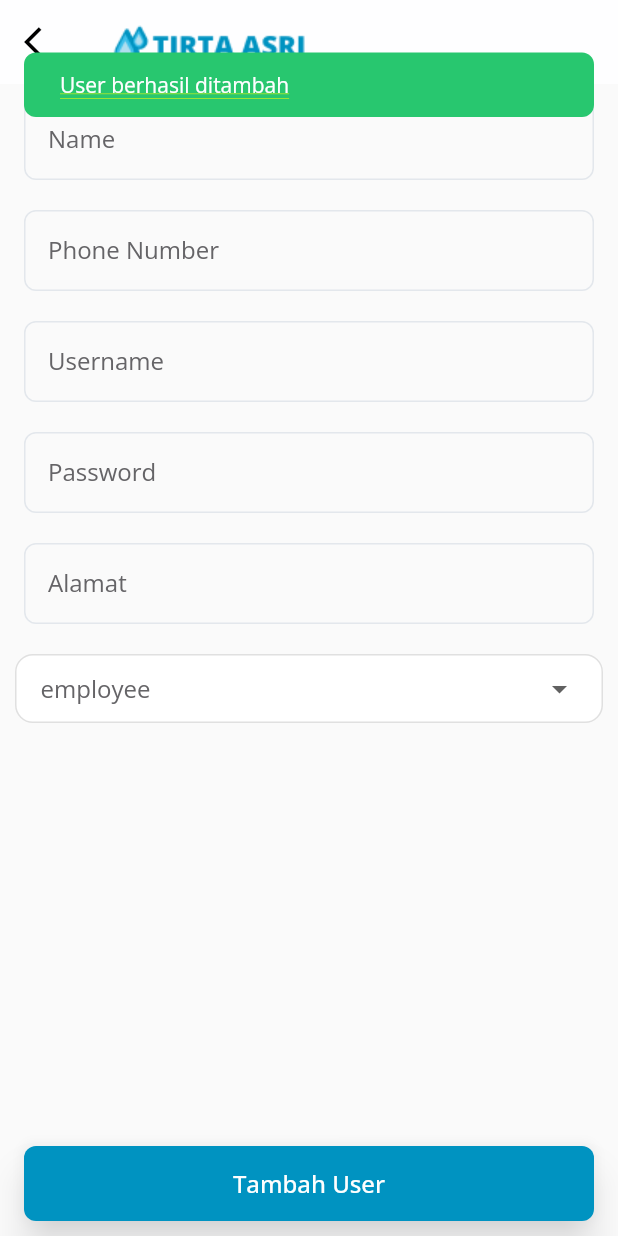
After one commit to waahyuudev/tirtaasri-app, a Flutter app: the AddUserPage screen opened directly, after a tap on "Tambah User", on a phone screen of 412 x 824 dp. The commit adds this screen. Run offline on Flutter 3.47's test engine with Material 2 defaults, Android fonts, the phone set to English and light mode, and no system bars; our stand-ins replace firebase_core, firebase_database, firebase_messaging, flutter_svg, fluttertoast, google_fonts and 5 more; accounts and stored records are empty.

Commit message:
fixing login

```diff
--- a/lib/components/data_user.dart
+++ b/lib/components/data_user.dart
@@ -24,7 +24,7 @@ class _DataUsersState extends State<DataUsers> {
   final DatabaseReference _ref = FirebaseDatabase.instance.ref();
 
   void _getData() async {
-    final snpUsers = await _ref.child('users/').get();
+    final snpUsers = await _ref.child('user/').get();
     setState(() {
       if (snpUsers.exists) {
         _listData = jsonDecode(jsonEncode(snpUsers.value));
--- a/lib/pages/login_page.dart
+++ b/lib/pages/login_page.dart
@@ -4,6 +4,7 @@ import 'package:firebase_database/firebase_database.dart';
 import 'package:flutter/material.dart';
 import 'package:flutter_svg/flutter_svg.dart';
 import 'package:tirtaasri_app/components/custom_button.dart';
+import 'package:tirtaasri_app/components/custom_dialog.dart';
 import 'package:tirtaasri_app/components/custom_input_text.dart';
 import 'package:tirtaasri_app/pages/agent/home_agent.dart';
 import 'package:tirtaasri_app/pages/employee/home_employee.dart';
@@ -26,65 +27,64 @@ class _LoginPageState extends State<LoginPage> {
   TextEditingController usernameController = TextEditingController(text: '');
   TextEditingController passwordController = TextEditingController(text: '');
   final DatabaseReference _ref = FirebaseDatabase.instance.ref();
-  List<dynamic>? listUser;
 
-  void _getUser() async {
-    final snapshot = await _ref.child('users/').get();
-    if (snapshot.exists) {
-      listUser = jsonDecode(jsonEncode(snapshot.value));
-      debugPrint("username ${listUser?[0]['username']}");
-    } else {
-      debugPrint("user not found");
-    }
+  void queryData({required Function(dynamic) user}) async {
+    String name = usernameController.text;
+    String password = passwordController.text;
+    final snapshot = await _ref.child('user/').get();
+    Map<Object?, Object?> userData = snapshot.value as Map<Object?, Object?>;
+    Map<dynamic, dynamic>? userFound;
+    userData.forEach((key, value) {
+      final user = value as Map<dynamic, dynamic>;
+      if (user["username"] == name) {
+        if (user["password"] == password) {
+          userFound = user;
+        }
+      }
+    });
+    user(userFound);
   }
 
-  void _validateUser() {
-    if (listUser != null) {
-      String username = usernameController.text;
-      String password = passwordController.text;
-      var user = listUser
-          ?.where((element) =>
-              element['username'] == username &&
-              element['password'] == password)
-          .first;
-      int? indexUser = listUser?.indexOf(user, 0);
-
-      PreferencesUtil.setInt(
-          Strings.kUserId, (indexUser == null) ? 0 : indexUser);
-
-      if (user != null) {
-        if (user['role'] == User.owner.name) {
+  void _validateLogin() {
+    queryData(user: (userFound) {
+      if (userFound != null) {
+        if (userFound!['role'] == User.owner.name) {
           // owner
           CustomNavigation.pushAndRemoveUntil(
               context: context,
               destination: HomeOwner(
-                user: user,
+                user: userFound,
               ));
-        } else if (user['role'] == User.agent.name) {
+        } else if (userFound!['role'] == User.agent.name) {
           // agent
           CustomNavigation.pushAndRemoveUntil(
               context: context,
               destination: HomeAgent(
-                user: user,
+                user: userFound,
               ));
         } else {
           // employee
           CustomNavigation.pushAndRemoveUntil(
               context: context,
               destination: HomeEmployee(
-                user: user,
+                user: userFound,
               ));
         }
-        PreferencesUtil.setString(Strings.kUserLogin, jsonEncode(user));
+        PreferencesUtil.setString(Strings.kUserLogin, jsonEncode(userFound));
+      } else {
+        CustomDialog(
+            title: 'Gagal Login',
+            description: 'Username/Password tidak sesuai',
+            textButton: 'OK',
+            onOkButtonPressed: () {
+              Navigator.pop(context);
+            }).show(context);
       }
-    } else {
-      debugPrint("data not found");
-    }
+    });
   }
 
   @override
   void initState() {
-    _getUser();
     super.initState();
   }
 
@@ -124,7 +124,7 @@ class _LoginPageState extends State<LoginPage> {
             margin: const EdgeInsets.symmetric(horizontal: 16, vertical: 10),
             child: CustomButtonElevation(
                 onPressed: () {
-                  _validateUser();
+                  _validateLogin();
                 },
                 width: double.infinity,
                 textColor: AppColors.white100,
--- /dev/null
+++ b/lib/pages/owner/add_user_page.dart
@@ -0,0 +1,127 @@
+import 'dart:convert';
+
+import 'package:firebase_database/firebase_database.dart';
+import 'package:flutter/material.dart';
+import 'package:tirtaasri_app/components/custom_appbar.dart';
+import 'package:tirtaasri_app/pages/owner/components/custom_dropdown.dart';
+import 'package:tirtaasri_app/pages/owner/home_owner.dart';
+
+import '../../components/custom_button.dart';
+import '../../components/custom_input_text.dart';
+import '../../theme/colors.dart';
+import '../../utils/navigation.dart';
+import '../../utils/preferences_util.dart';
+import '../../utils/strings.dart';
+import '../../utils/toast.dart';
+
+class AddUserPage extends StatefulWidget {
+  const AddUserPage({super.key});
+
+  @override
+  State<AddUserPage> createState() => _AddUserPageState();
+}
+
+class _AddUserPageState extends State<AddUserPage> {
+  TextEditingController nameController = TextEditingController(text: '');
+  TextEditingController addressController = TextEditingController(text: '');
+  TextEditingController phoneNumberController = TextEditingController(text: '');
+  TextEditingController usernameController = TextEditingController(text: '');
+  TextEditingController passwordController = TextEditingController(text: '');
+  String role = "";
+
+  void addUser() {
+    final ref = FirebaseDatabase.instance.ref();
+    var request = {
+      "name": nameController.text,
+      "username": usernameController.text,
+      "password": passwordController.text,
+      "phoneNumber": phoneNumberController.text,
+      "address": addressController.text,
+      "role": role,
+    };
+
+    final newPostKey = ref.child('/user/').push().key;
+    final Map<String, Map> updates = {};
+    updates['/user/$newPostKey'] = request;
+    ref.update(updates);
+
+    var user = PreferencesUtil.getString(Strings.kUserLogin);
+    CustomToast.show(context, "User berhasil ditambah", type: ToastType.success);
+    CustomNavigation.pushAndRemoveUntil(
+        context: context,
+        destination: HomeOwner(
+          user: jsonDecode(user),
+        ));
+  }
+
+  @override
+  Widget build(BuildContext context) {
+    return Scaffold(
+      appBar: CustomAppBar(
+          onBack: () => Navigator.pop(context),
+          withLeading: true,
+          titleWidget: Image.asset(
+            "assets/png/app_bar_logo.png",
+          )),
+      body: SafeArea(
+          child: Column(
+        children: [
+          Container(
+            margin: const EdgeInsets.symmetric(horizontal: 16, vertical: 10),
+            child: CustomInputText(
+              text: "Name",
+              controller: nameController,
+            ),
+          ),
+          Container(
+            margin: const EdgeInsets.symmetric(horizontal: 16, vertical: 10),
+            child: CustomInputText(
+              text: "Phone Number",
+              controller: phoneNumberController,
+              keyboardType: TextInputType.number,
+            ),
+          ),
+          Container(
+            margin: const EdgeInsets.symmetric(horizontal: 16, vertical: 10),
+            child: CustomInputText(
+              text: "Username",
+              controller: usernameController,
+            ),
+          ),
+          Container(
+            margin: const EdgeInsets.symmetric(horizontal: 16, vertical: 10),
+            child: CustomInputText(
+              text: "Password",
+              controller: passwordController,
+            ),
+          ),
+          Container(
+            margin: const EdgeInsets.symmetric(horizontal: 16, vertical: 10),
+            child: CustomInputText(
+              text: "Alamat",
+              controller: addressController,
+            ),
+          ),
+          const SizedBox(
+            height: 10,
+          ),
+          CustomDropdown(
+            selected: (value) => setState(() => role = value),
+          ),
+          const Spacer(),
+          Container(
+            margin: const EdgeInsets.symmetric(horizontal: 16, vertical: 10),
+            child: CustomButtonElevation(
+                onPressed: () {
+                  addUser();
+                },
+                width: double.infinity,
+                textColor: AppColors.white100,
+                backgroundColor: AppColors.primaryColor,
+                text: "Tambah User"),
+          )
+        ],
+      )),
+    );
+  }
+}
--- /dev/null
+++ b/lib/pages/owner/components/custom_dropdown.dart
@@ -0,0 +1,60 @@
+import 'package:flutter/material.dart';
+
+import '../../../components/custom_text.dart';
+import '../../../theme/colors.dart';
+import '../../../theme/styles.dart';
+
+class CustomDropdown extends StatefulWidget {
+  const CustomDropdown({super.key, required this.selected});
+
+  final Function(String) selected;
+
+  @override
+  State<CustomDropdown> createState() => _CustomDropdownState();
+}
+
+class _CustomDropdownState extends State<CustomDropdown> {
+  String selectedOption = 'employee'; // Set the default selected option
+
+  @override
+  Widget build(BuildContext context) {
+    return Container(
+      height: 46,
+      padding: const EdgeInsets.symmetric(horizontal: 16),
+      margin: const EdgeInsets.symmetric(horizontal: 10),
+      decoration: BoxDecoration(
+          border: Border.all(color: Colors.black12),
+          color: Colors.white,
+          borderRadius: BorderRadius.circular(12)),
+      child: Center(
+        child: Row(
+          children: [
+            Expanded(
+                child: DropdownButtonHideUnderline(
+              child: DropdownButton<String?>(
+                onChanged: (String? value) {
+                  if (mounted) {
+                    setState(() {
+                      selectedOption = value!;
+                      widget.selected(value);
+                    });
+                  }
+                },
+                value: selectedOption,
+                items: ['employee', 'owner', 'agent']
+                    .map((String? item) => DropdownMenuItem<String?>(
+                          value: item,
+                          child: CustomText(
+                              text: item ?? "",
+                              color: AppColors.black67,
+                              style: AppStyles.regular16),
+                        ))
+                    .toList(),
+              ),
+            ))
+          ],
+        ),
+      ),
+    );
+  }
+}
```
Also changed, not shown: lib/components/custom_dialog.dart (added, +57 -0 lines), lib/pages/owner/data_employee.dart (added, +184 -0 lines), lib/pages/owner/home_owner.dart (+7 -2 lines).
